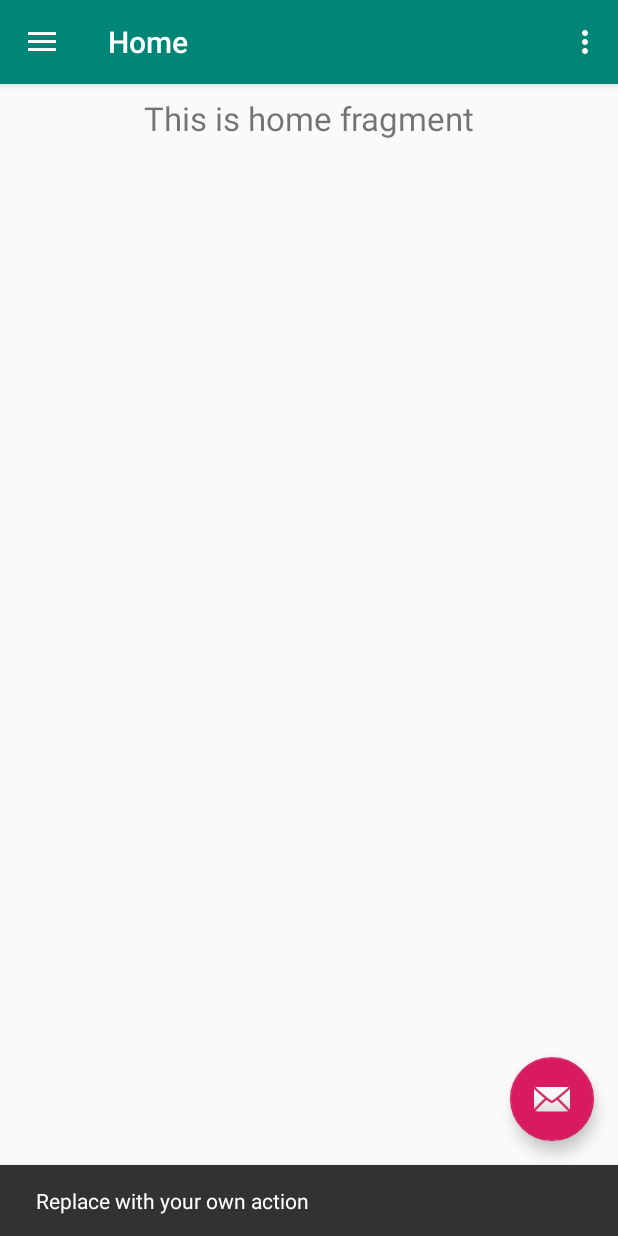
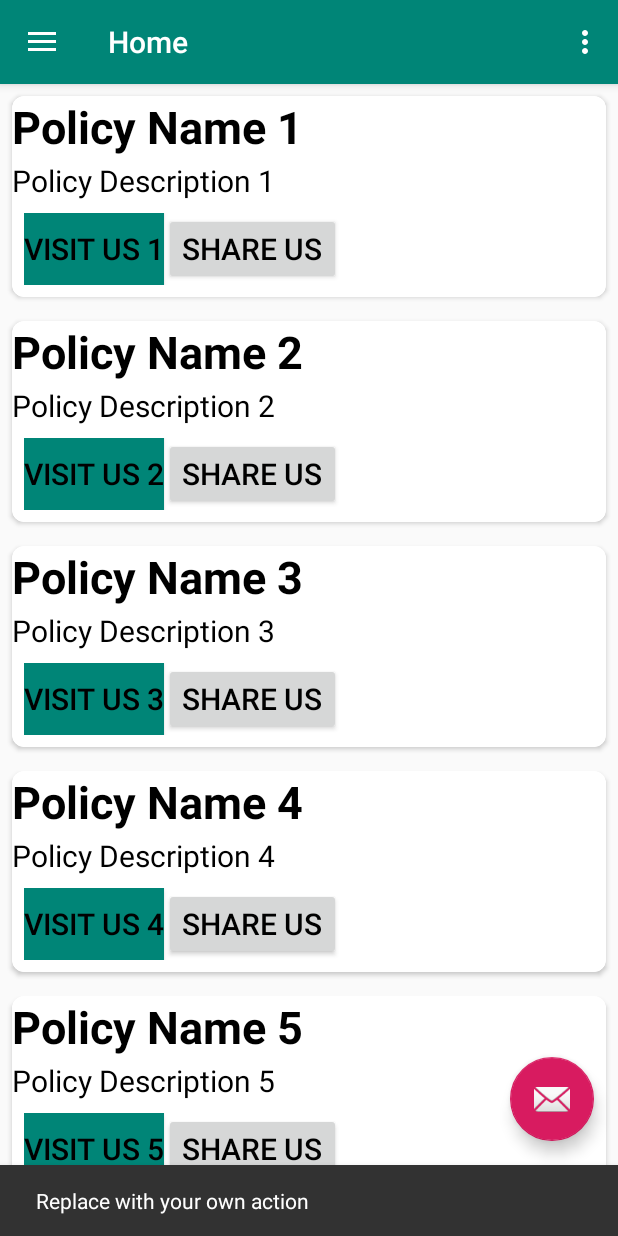
Before and after one commit to Mehulipal/coJEET-Android, an Android app: the screen it shows after launch (MainActivity), after a tap on an icon or button, on a phone screen of 412 x 824 dp. Run offline under Robolectric (Android 15) with nearby library versions, the phone set to English and light mode, and no system bars; our stand-ins replace navigation-ui.

Commit message:
recyclerview materialcardview done

```diff
--- a/app/build.gradle
+++ b/app/build.gradle
@@ -22,7 +22,7 @@ android {
 dependencies {
     implementation fileTree(dir: 'libs', include: ['*.jar'])
     implementation 'androidx.appcompat:appcompat:1.1.0'
-    implementation 'com.google.android.material:material:1.1.0'
+    implementation 'com.google.android.material:material:1.0.0'
     implementation 'androidx.constraintlayout:constraintlayout:1.1.3'
     implementation 'androidx.navigation:navigation-fragment:2.2.2'
     implementation 'androidx.navigation:navigation-ui:2.2.2'
@@ -31,4 +31,10 @@ dependencies {
     androidTestImplementation 'androidx.test.ext:junit:1.1.1'
     androidTestImplementation 'androidx.test.espresso:espresso-core:3.2.0'
     implementation 'com.google.firebase:firebase-analytics:17.4.0'
+    //Card View
+    implementation "androidx.cardview:cardview:1.0.0"
+    //Recycler View
+    implementation "androidx.recyclerview:recyclerview:1.1.0"
+    // For control over item selection of both touch and mouse driven selection
+    implementation "androidx.recyclerview:recyclerview-selection:1.1.0-rc01"
 }
--- /dev/null
+++ b/app/src/main/java/com/example/mevscovid/PoliciesClass.java
@@ -0,0 +1,43 @@
+package com.example.mevscovid;
+
+public class PoliciesClass {
+
+
+
+/**
+ * {@link Word} represents a vocabulary word that the user wants to learn.
+ * It contains a default translation and a Miwok translation for that word.
+ */
+
+
+    private String mPolicy_name;
+
+    private String mPolicy_description;
+
+   // private Integer mPolicy_image_id;
+
+    private String mVisit_us;
+
+    public PoliciesClass(String Policy_name, String Policy_description, String Visit_us) {
+        mPolicy_name = Policy_name;
+        mPolicy_description = Policy_description;
+        //mPolicy_image_id=Policy_image_id;
+        mVisit_us=Visit_us;
+    }
+
+
+    public String getmPolicy_name() {
+        return mPolicy_name;
+    }
+    public String getmPolicy_description() {
+        return mPolicy_description;
+    }
+
+    /**public Integer getmPolicy_image_id(){
+        return mPolicy_image_id;
+    }**/
+
+    public String getmVisit_us() {
+        return mVisit_us;
+    }
+}
--- /dev/null
+++ b/app/src/main/java/com/example/mevscovid/adapter.java
@@ -0,0 +1,92 @@
+package com.example.mevscovid;
+        import android.content.Context;
+        import android.util.Log;
+        import android.view.LayoutInflater;
+        import android.view.View;
+        import android.view.ViewGroup;
+        import android.widget.ImageView;
+        import android.widget.TextView;
+
+        import androidx.annotation.NonNull;
+        import androidx.recyclerview.widget.RecyclerView;
+
+        import com.example.mevscovid.R;
+
+        import org.w3c.dom.Text;
+
+        import java.util.ArrayList;
+        import java.util.List;
+
+public class adapter extends RecyclerView.Adapter<adapter.ViewHolder> {
+
+    private Context context;
+    private ArrayList<PoliciesClass> mPoliciesItem;
+
+    public adapter(Context context) {
+        this.context = context;
+    }
+
+    public static class ViewHolder extends  RecyclerView.ViewHolder {
+        public TextView p_name;
+        public TextView p_description;
+        public TextView v_us;
+        public ImageView p_image_id;
+
+        public ViewHolder(@NonNull View itemView) {
+            super(itemView);
+            p_name=(TextView)itemView.findViewById(R.id.policy_name_view);
+            p_description=(TextView)itemView.findViewById(R.id.policy_description_view);
+            v_us=(TextView)itemView.findViewById(R.id.visit_us_button);
+           // p_image_id=(ImageView) itemView.findViewById(R.id.policy_image_view);
+
+
+        }
+    }
+
+    public void setPoliciesAdapter(ArrayList<PoliciesClass> PolicyItem)
+    {
+        mPoliciesItem=PolicyItem;
+    }
+
+    @NonNull
+    @Override
+    public ViewHolder onCreateViewHolder(@NonNull ViewGroup parent, int viewType) {
+        View v=LayoutInflater.from(parent.getContext()).inflate(R.layout.card,parent,false);
+        return (new ViewHolder(v));
+    }
+
+    @Override
+    public void onBindViewHolder(@NonNull ViewHolder holder, int position) {
+        PoliciesClass currentPolicy = mPoliciesItem.get(position);
+        holder.p_name.setText(currentPolicy.getmPolicy_name());
+        holder.p_description.setText(currentPolicy.getmPolicy_description());
+        holder.v_us.setText(currentPolicy.getmVisit_us());
+        //holder.p_image_id.setImageResource(currentPolicy.getmPolicy_image_id());
+    }
+
+    /** if (mPoliciesItem != null) {
+     PoliciesClass currentPolicy =mPoliciesItem.get(position);
+
+     holder.p_name.setText(currentPolicy.getPolicy_name());
+     holder.p_description.setText(currentPolicy.getPolicy_description());
+     holder.v_us.setText(currentPolicy.getVisit_us());
+
+     Glide.with(context)
+     .load(currentPolicy.getPolicy_image_id())
+     .thumbnail(Glide.with(context).load(R.raw.load))
+     .into(holder.p_image_id);
+
+     Log.e("image", currentPolicy.getImage());
+     }S
+
+
+     } else {
+     holder.p_name.setText("Loading ...");
+     }
+     }**/
+
+    @Override
+    public int getItemCount() {
+        return mPoliciesItem.size();
+    }
+}
--- a/app/src/main/java/com/example/mevscovid/ui/home/HomeFragment.java
+++ b/app/src/main/java/com/example/mevscovid/ui/home/HomeFragment.java
@@ -12,24 +12,70 @@ import androidx.fragment.app.Fragment;
 import androidx.lifecycle.Observer;
 import androidx.lifecycle.ViewModelProviders;
 
+import com.example.mevscovid.PoliciesClass;
 import com.example.mevscovid.R;
+
+
+
+
+
+        import android.os.Bundle;
+        import android.util.Log;
+        import android.view.LayoutInflater;
+        import android.view.View;
+        import android.view.ViewGroup;
+        import android.widget.TextView;
+
+        import androidx.annotation.Nullable;
+        import androidx.annotation.NonNull;
+        import androidx.fragment.app.Fragment;
+        import androidx.lifecycle.Observer;
+        import androidx.lifecycle.ViewModelProviders;
+        import androidx.recyclerview.widget.GridLayoutManager;
+        import androidx.recyclerview.widget.RecyclerView;
+
+        import com.example.mevscovid.R;
+import com.example.mevscovid.adapter;
+
+import java.util.ArrayList;
+        import java.util.List;
 
 public class HomeFragment extends Fragment {
 
-    private HomeViewModel homeViewModel;
+    public HomeFragment() {
+    }
 
-    public View onCreateView(@NonNull LayoutInflater inflater,
-                             ViewGroup container, Bundle savedInstanceState) {
-        homeViewModel =
-                ViewModelProviders.of(this).get(HomeViewModel.class);
-        View root = inflater.inflate(R.layout.fragment_home, container, false);
-        final TextView textView = root.findViewById(R.id.text_home);
-        homeViewModel.getText().observe(this, new Observer<String>() {
-            @Override
-            public void onChanged(@Nullable String s) {
-                textView.setText(s);
-            }
-        });
-        return root;
+    private com.example.mevscovid.adapter adapter;
+
+    @Override
+    public View onCreateView(LayoutInflater inflater, ViewGroup container, Bundle savedInstanceState) {
+        View view = inflater.inflate(R.layout.fragment_home, container, false);
+        Log.e(".PoliciesFragment","Worked fine before");
+        RecyclerView recyclerView = view.findViewById(R.id.recycler_policies);
+        Log.e(".PoliciesFragment","Worked now??????????????????????");
+
+        recyclerView.setLayoutManager(new GridLayoutManager(getContext(), 1));
+
+        adapter = new adapter(getContext());
+        recyclerView.setAdapter(adapter);
+
+        populateData();
+
+        return view;
     }
+
+    private void populateData() {
+
+        ArrayList<PoliciesClass> PolicyItems = new ArrayList<>();
+        PolicyItems.add(new PoliciesClass("Policy Name 1","Policy Description 1","Visit US 1"));
+        PolicyItems.add(new PoliciesClass("Policy Name 2","Policy Description 2","Visit US 2"));
+        PolicyItems.add(new PoliciesClass("Policy Name 3","Policy Description 3","Visit US 3"));
+        PolicyItems.add(new PoliciesClass("Policy Name 4","Policy Description 4","Visit US 4"));
+        PolicyItems.add(new PoliciesClass("Policy Name 5","Policy Description 5","Visit US 5"));
+        PolicyItems.add(new PoliciesClass("Policy Name 6","Policy Description 6","Visit US 6"));
+
+        adapter.setPoliciesAdapter(PolicyItems);
+
+    }
+
 }
--- /dev/null
+++ b/app/src/main/res/layout/card.xml
@@ -0,0 +1,87 @@
+<?xml version="1.0" encoding="utf-8"?>
+<com.google.android.material.card.MaterialCardView xmlns:android="http://schemas.android.com/apk/res/android"
+xmlns:app="http://schemas.android.com/apk/res-auto"
+xmlns:tools="http://schemas.android.com/tools"
+android:id="@+id/card_view_policies"
+android:layout_width="match_parent"
+android:layout_height="wrap_content"
+android:layout_margin="8dp"
+app:cardBackgroundColor="#ffffff"
+app:cardCornerRadius="8dp"
+app:strokeColor="#ffffff"
+app:strokeWidth="1dp">
+
+
+<LinearLayout
+    android:layout_width="match_parent"
+    android:layout_height="wrap_content"
+    android:orientation="vertical">
+
+    <TextView
+        android:id="@+id/policy_name_view"
+        android:layout_width="wrap_content"
+        android:layout_height="wrap_content"
+        android:gravity="center_vertical"
+        android:text=""
+        android:textColor="#000000"
+        android:textSize="30dp"
+        android:textStyle="bold"
+        tools:text="Policy Name" />
+
+    <View
+        android:layout_width="match_parent"
+        android:layout_height="2dp"
+        android:background="#ffffff" />
+
+   <!-- <androidx.appcompat.widget.AppCompatImageView
+        android:id="@+id/policy_image_view"
+        android:layout_width="match_parent"
+        android:layout_height="150dp"
+        android:layout_gravity="center"
+        android:padding="8dp"
+        tools:src="@drawable/abc_vector_test" /> -->
+
+    <TextView
+        android:id="@+id/policy_description_view"
+        android:layout_width="wrap_content"
+        android:layout_height="wrap_content"
+        android:gravity="center_vertical"
+        android:text="Policy Description"
+        android:textColor="#000000"
+        android:textSize="20sp"
+        tools:text="Sample text" />
+
+    <LinearLayout
+        android:layout_width="wrap_content"
+        android:layout_height="match_parent"
+        android:orientation="horizontal"
+        android:padding="8dp">
+
+        <Button
+            android:id="@+id/visit_us_button"
+            android:layout_width="wrap_content"
+            android:layout_height="wrap_content"
+            android:background="@color/colorPrimary"
+            android:gravity="center_vertical"
+            android:text="VISIT US"
+            android:textColor="#000000"
+            android:textSize="20sp"
+            android:layout_weight="1"/>
+
+        <Button
+            android:id="@+id/share_us_button"
+            android:layout_width="wrap_content"
+            android:layout_height="wrap_content"
+
+            android:text="SHARE US"
+            android:gravity="center_vertical"
+            android:textColor="#000000"
+            android:textSize="20sp"
+            android:layout_weight="1"/>
+        <!--android:background="@color/design_default_color_surface"-->
+
+    </LinearLayout>
+
+</LinearLayout>
+
+</com.google.android.material.card.MaterialCardView>
--- a/app/src/main/res/layout/fragment_home.xml
+++ b/app/src/main/res/layout/fragment_home.xml
@@ -2,18 +2,16 @@
 <androidx.constraintlayout.widget.ConstraintLayout xmlns:android="http://schemas.android.com/apk/res/android"
     xmlns:app="http://schemas.android.com/apk/res-auto"
     android:layout_width="match_parent"
-    android:layout_height="match_parent">
+    android:layout_height="match_parent"
+    xmlns:tools="http://schemas.android.com/tools">
 
-    <TextView
-        android:id="@+id/text_home"
+    <androidx.recyclerview.widget.RecyclerView
+        android:id="@+id/recycler_policies"
         android:layout_width="match_parent"
-        android:layout_height="wrap_content"
-        android:layout_marginStart="8dp"
-        android:layout_marginTop="8dp"
-        android:layout_marginEnd="8dp"
-        android:textAlignment="center"
-        android:textSize="22sp"
-        app:layout_constraintEnd_toEndOf="parent"
-        app:layout_constraintStart_toStartOf="parent"
-        app:layout_constraintTop_toTopOf="parent" />
+        android:layout_height="match_parent"
+        app:layoutManager="androidx.recyclerview.widget.GridLayoutManager"
+        app:spanCount="1"
+        tools:listitem="@layout/card">
+
+    </androidx.recyclerview.widget.RecyclerView>
 </androidx.constraintlayout.widget.ConstraintLayout>
```
